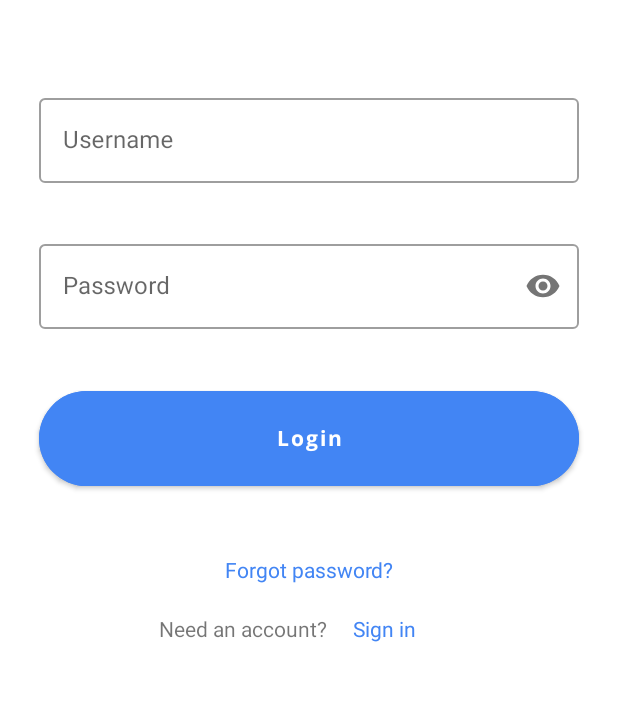
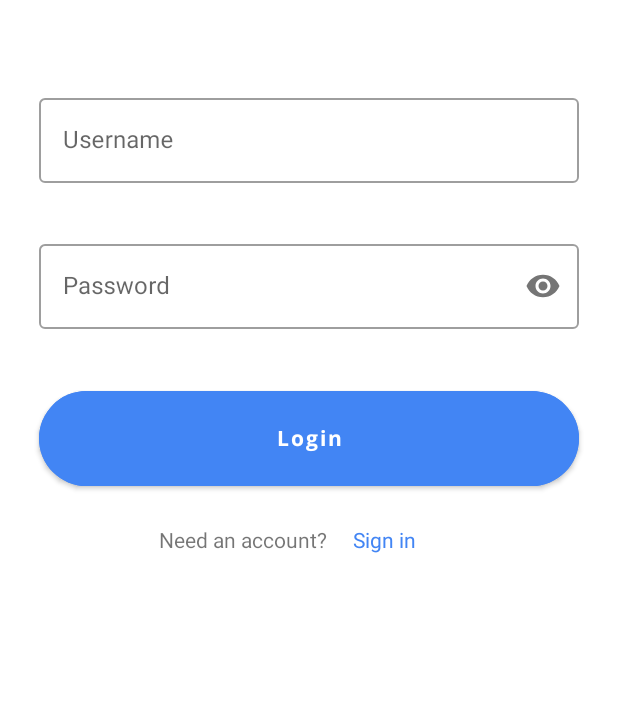
Before and after one commit to francescobarbieri/GameBuzz, an Android app: the screen it shows after launch (AuthActivity), after a tap on "Log in", on a phone screen of 412 x 824 dp, the part 354-1055 px from its top. Run offline under Robolectric (Android 15) with nearby library versions, the light colour scheme and no system bars; our stand-ins replace Firebase (no records; nobody signed in at launch, a user with empty details on screens opened directly), Room's generated code, navigation-ui; libraries missing offline, so code that uses them is left out: org.apache.commons; 3 statements that could not run were skipped.

Commit message:
minor minor fix

```diff
--- a/app/src/main/res/layout/fragment_login.xml
+++ b/app/src/main/res/layout/fragment_login.xml
@@ -119,17 +119,6 @@
         app:layout_constraintTop_toBottomOf="@+id/textInputLayoutPassword" />
 
     <TextView
-        android:id="@+id/textView"
-        android:layout_width="wrap_content"
-        android:layout_height="wrap_content"
-        android:layout_marginTop="40dp"
-        android:text="Forgot password?"
-        android:textColor="@color/main_azure"
-        app:layout_constraintEnd_toStartOf="@+id/guideline5"
-        app:layout_constraintStart_toStartOf="@+id/guideline3"
-        app:layout_constraintTop_toBottomOf="@+id/buttonLogin" />
-
-    <TextView
         android:id="@+id/textView7"
         android:layout_width="wrap_content"
         android:layout_height="wrap_content"
@@ -139,7 +128,7 @@
         app:layout_constraintHorizontal_bias="0.5"
         app:layout_constraintHorizontal_chainStyle="packed"
         app:layout_constraintStart_toStartOf="parent"
-        app:layout_constraintTop_toBottomOf="@+id/textView" />
+        app:layout_constraintTop_toBottomOf="@+id/buttonLogin" />
 
     <Button
         android:id="@+id/button_to_signin"
```
Also changed, not shown: 1 other file.
